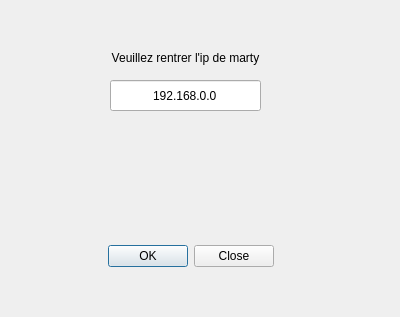
ArnoBidet/marty-mcfly, file app/view/connection_view.ui: the form before one commit.
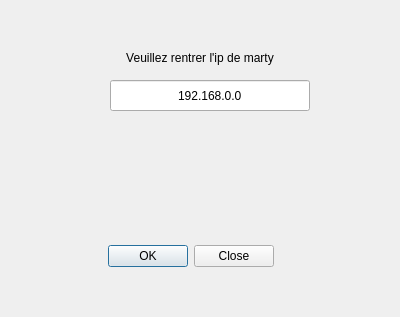
The form after the commit.

Commit message: fix: Resize connection view to fit main window

What changed in the file:
```diff
--- a/app/view/connection_view.ui
+++ b/app/view/connection_view.ui
@@ -40,7 +40,7 @@
     <rect>
      <x>110</x>
      <y>80</y>
-     <width>151</width>
+     <width>200</width>
      <height>31</height>
     </rect>
    </property>
@@ -68,7 +68,7 @@
     <rect>
      <x>100</x>
      <y>50</y>
-     <width>171</width>
+     <width>200</width>
      <height>16</height>
     </rect>
    </property>
```
